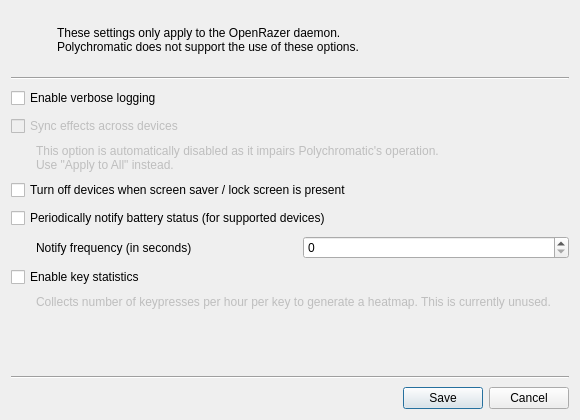
This is data/qt/openrazer-config.ui in polychromatic/polychromatic as Qt 5 draws it before an edit. The edited form follows.
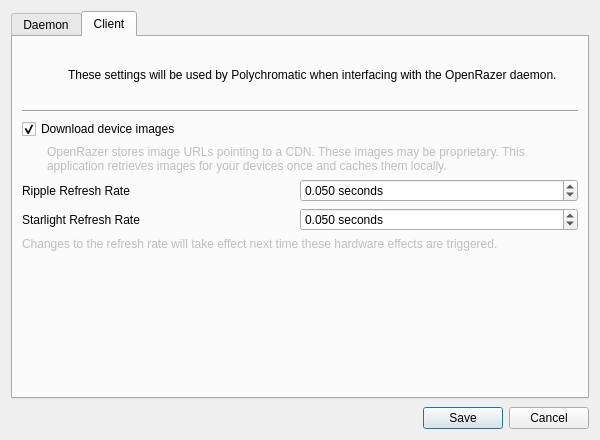
This is the edited form. The open tabs and pages were chosen to show the change. Icons and pictures are not drawn.

Commit message: controller: Add OpenRazer client options to config UI

The edit to the form file:
```diff
--- a/data/qt/openrazer-config.ui
+++ b/data/qt/openrazer-config.ui
@@ -9,8 +9,8 @@
    <rect>
     <x>0</x>
     <y>0</y>
-    <width>580</width>
-    <height>420</height>
+    <width>600</width>
+    <height>440</height>
    </rect>
   </property>
   <property name="minimumSize">
@@ -19,12 +19,6 @@
     <height>420</height>
    </size>
   </property>
-  <property name="maximumSize">
-   <size>
-    <width>580</width>
-    <height>420</height>
-   </size>
-  </property>
   <property name="windowTitle">
    <string>OpenRazer Configuration</string>
   </property>
@@ -37,7 +31,17 @@
     <number>8</number>
    </property>
    <item>
-    <widget class="QWidget" name="About" native="true">
+    <widget class="QTabWidget" name="tabWidget">
+     <property name="currentIndex">
+      <number>0</number>
+     </property>
+     <widget class="QWidget" name="daemon">
+      <attribute name="title">
+       <string notr="true">Daemon</string>
+      </attribute>
+      <layout class="QVBoxLayout" name="verticalLayout_2">
+       <item>
+        <widget class="QWidget" name="ForOpenRazer" native="true">
      <layout class="QHBoxLayout" name="horizontalLayout">
       <property name="leftMargin">
        <number>0</number>
@@ -79,8 +83,7 @@
          </size>
         </property>
         <property name="text">
-         <string>These settings only apply to the OpenRazer daemon.
-Polychromatic does not support the use of these options.</string>
+             <string>These settings only apply to the OpenRazer daemon. They are not supported by this application.</string>
         </property>
         <property name="wordWrap">
          <bool>true</bool>
@@ -120,7 +123,7 @@
       <bool>false</bool>
      </property>
      <property name="text">
-      <string>This option is automatically disabled as it impairs Polychromatic's operation. 
+          <string>This option is automatically disabled as it impairs Polychromatic's operation.
 Use &quot;Apply to All&quot; instead.</string>
      </property>
      <property name="wordWrap">
@@ -212,11 +215,227 @@
      </property>
     </spacer>
    </item>
+      </layout>
+     </widget>
+     <widget class="QWidget" name="client">
+      <attribute name="title">
+       <string>Client</string>
+      </attribute>
+      <layout class="QVBoxLayout" name="verticalLayout_3">
+       <item>
+        <widget class="QWidget" name="ForPolychromatic" native="true">
+         <layout class="QHBoxLayout" name="horizontalLayout_3">
+          <property name="leftMargin">
+           <number>0</number>
+          </property>
+          <property name="rightMargin">
+           <number>0</number>
+          </property>
+          <item>
+           <widget class="QLabel" name="PolychromaticLogo">
+            <property name="minimumSize">
+             <size>
+              <width>40</width>
+              <height>40</height>
+             </size>
+            </property>
+            <property name="maximumSize">
+             <size>
+              <width>40</width>
+              <height>40</height>
+             </size>
+            </property>
+            <property name="text">
+             <string notr="true"/>
+            </property>
+            <property name="pixmap">
+             <pixmap>../img/logo/polychromatic.svg</pixmap>
+            </property>
+            <property name="scaledContents">
+             <bool>true</bool>
+            </property>
+           </widget>
+          </item>
+          <item>
+           <widget class="QLabel" name="PolychromaticLabel">
+            <property name="minimumSize">
+             <size>
+              <width>0</width>
+              <height>40</height>
+             </size>
+            </property>
+            <property name="text">
+             <string>These settings will be used by Polychromatic when interfacing with the OpenRazer daemon.</string>
+            </property>
+            <property name="wordWrap">
+             <bool>true</bool>
+            </property>
+           </widget>
+          </item>
+         </layout>
+        </widget>
+       </item>
    <item>
     <widget class="Line" name="line_2">
      <property name="orientation">
       <enum>Qt::Horizontal</enum>
      </property>
+        </widget>
+       </item>
+       <item>
+        <widget class="QCheckBox" name="allow_image_download">
+         <property name="text">
+          <string>Download device images</string>
+         </property>
+         <property name="checked">
+          <bool>true</bool>
+         </property>
+        </widget>
+       </item>
+       <item>
+        <widget class="QLabel" name="allow_image_download_note">
+         <property name="enabled">
+          <bool>false</bool>
+         </property>
+         <property name="text">
+          <string>OpenRazer stores image URLs pointing to a CDN. These images may be proprietary. This application retrieves images for your devices once and caches them locally.</string>
+         </property>
+         <property name="wordWrap">
+          <bool>true</bool>
+         </property>
+         <property name="indent">
+          <number>25</number>
+         </property>
+        </widget>
+       </item>
+       <item>
+        <widget class="QWidget" name="ripple_speed_group" native="true">
+         <layout class="QHBoxLayout" name="horizontalLayout_4">
+          <property name="spacing">
+           <number>0</number>
+          </property>
+          <property name="leftMargin">
+           <number>0</number>
+          </property>
+          <property name="topMargin">
+           <number>0</number>
+          </property>
+          <property name="rightMargin">
+           <number>0</number>
+          </property>
+          <property name="bottomMargin">
+           <number>0</number>
+          </property>
+          <item>
+           <widget class="QLabel" name="ripple_speed_label">
+            <property name="text">
+             <string>Ripple Refresh Rate</string>
+            </property>
+           </widget>
+          </item>
+          <item>
+           <widget class="QDoubleSpinBox" name="ripple_speed">
+            <property name="suffix">
+             <string> seconds</string>
+            </property>
+            <property name="decimals">
+             <number>3</number>
+            </property>
+            <property name="minimum">
+             <double>0.001000000000000</double>
+            </property>
+            <property name="maximum">
+             <double>1.000000000000000</double>
+            </property>
+            <property name="singleStep">
+             <double>0.010000000000000</double>
+            </property>
+            <property name="value">
+             <double>0.050000000000000</double>
+            </property>
+           </widget>
+          </item>
+         </layout>
+        </widget>
+       </item>
+       <item>
+        <widget class="QWidget" name="starlight_speed_group" native="true">
+         <layout class="QHBoxLayout" name="horizontalLayout_5">
+          <property name="spacing">
+           <number>0</number>
+          </property>
+          <property name="leftMargin">
+           <number>0</number>
+          </property>
+          <property name="topMargin">
+           <number>0</number>
+          </property>
+          <property name="rightMargin">
+           <number>0</number>
+          </property>
+          <property name="bottomMargin">
+           <number>0</number>
+          </property>
+          <item>
+           <widget class="QLabel" name="starlight_speed_label">
+            <property name="text">
+             <string>Starlight Refresh Rate</string>
+            </property>
+           </widget>
+          </item>
+          <item>
+           <widget class="QDoubleSpinBox" name="starlight_speed">
+            <property name="suffix">
+             <string> seconds</string>
+            </property>
+            <property name="decimals">
+             <number>3</number>
+            </property>
+            <property name="minimum">
+             <double>0.001000000000000</double>
+            </property>
+            <property name="maximum">
+             <double>1.000000000000000</double>
+            </property>
+            <property name="singleStep">
+             <double>0.010000000000000</double>
+            </property>
+            <property name="value">
+             <double>0.050000000000000</double>
+            </property>
+           </widget>
+          </item>
+         </layout>
+        </widget>
+       </item>
+       <item>
+        <widget class="QLabel" name="refresh_rate_note">
+         <property name="enabled">
+          <bool>false</bool>
+         </property>
+         <property name="text">
+          <string>Changes to the refresh rate will take effect next time these hardware effects are triggered.</string>
+         </property>
+         <property name="wordWrap">
+          <bool>true</bool>
+         </property>
+        </widget>
+       </item>
+       <item>
+        <spacer name="verticalSpacer_2">
+         <property name="orientation">
+          <enum>Qt::Vertical</enum>
+         </property>
+         <property name="sizeHint" stdset="0">
+          <size>
+           <width>20</width>
+           <height>40</height>
+          </size>
+         </property>
+        </spacer>
+       </item>
+      </layout>
+     </widget>
     </widget>
    </item>
    <item>
```
Left out of the diff: 4 changed lines with no effect on the pictures. Lines whose indentation alone changed are shown as unchanged. The commit also changes 2 other files.
